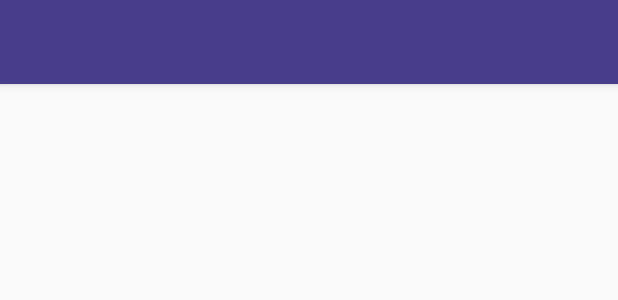
After one commit to foxraf3d/MyNorthApp, an Android app: the layout toolbar.xml on its own in the app's theme, with its tools: preview values and no code run, on a phone screen of 412 x 824 dp. The commit adds this screen. Shown: the top 300 px of the screen. Run offline under Robolectric (Android 15) with nearby library versions, the phone set to English and light mode, and no system bars.

Commit message:
Implementação da ToolBar concluída - 27/03

```diff
--- a/app/src/main/AndroidManifest.xml
+++ b/app/src/main/AndroidManifest.xml
@@ -1,6 +1,8 @@
 <?xml version="1.0" encoding="utf-8"?>
 <manifest xmlns:android="http://schemas.android.com/apk/res/android"
     package="com.projetofragmento.pc_rafael.mynorthapp">
+
+    <uses-permission android:name="android.permission.SEND_SMS" />
 
     <application
         android:allowBackup="true"
--- /dev/null
+++ b/app/src/main/res/layout/toolbar.xml
@@ -0,0 +1,20 @@
+<?xml version="1.0" encoding="utf-8"?>
+<LinearLayout xmlns:android="http://schemas.android.com/apk/res/android"
+    xmlns:app="http://schemas.android.com/apk/res-auto"
+    android:orientation="vertical"
+    android:layout_width="match_parent"
+    android:layout_height="match_parent">
+
+
+    <android.support.v7.widget.Toolbar
+        android:id="@+id/toolbarID"
+        android:layout_width="match_parent"
+        android:layout_height="wrap_content"
+        android:background="@color/colorPrimaryDark"
+        android:elevation="4dp"
+        app:titleTextColor="#FFFFFF"
+        app:subtitleTextColor="#FFFFFF"
+        app:popupTheme="@style/Theme.AppCompat.Light" />
+
+
+</LinearLayout>
--- a/app/src/main/res/values/colors.xml
+++ b/app/src/main/res/values/colors.xml
@@ -3,4 +3,5 @@
     <color name="colorPrimary">#6A5ACD</color>
     <color name="colorPrimaryDark">#483D8B	</color>
     <color name="colorAccent">#D81B60</color>
+    <color name="color3dots">#FFFFFF</color>
 </resources>
--- a/app/src/main/res/values/strings.xml
+++ b/app/src/main/res/values/strings.xml
@@ -1,3 +1,7 @@
 <resources>
     <string name="app_name">MyNorth App</string>
+    <string name="item_configuracoes">Configurações</string>
+    <string name="item_sair">Sair</string>
+    <string name="item_pesquisa">Pesquisar</string>
+    <string name="item_adicionar">Adicionar</string>
 </resources>
--- a/app/src/main/res/values/styles.xml
+++ b/app/src/main/res/values/styles.xml
@@ -6,6 +6,7 @@
         <item name="colorPrimary">@color/colorPrimary</item>
         <item name="colorPrimaryDark">@color/colorPrimaryDark</item>
         <item name="colorAccent">@color/colorAccent</item>
+        <item name="android:textColorSecondary">#FFFFFF</item>
     </style>
 
 </resources>
```
Also changed, not shown: app/src/main/java/com/projetofragmento/pc_rafael/mynorthapp/PrincipalActivity.java (+48 -16 lines), app/src/main/res/layout/activity_principal.xml (+3 -37 lines), app/src/main/res/menu/menu_main.xml (added, +16 -0 lines).
